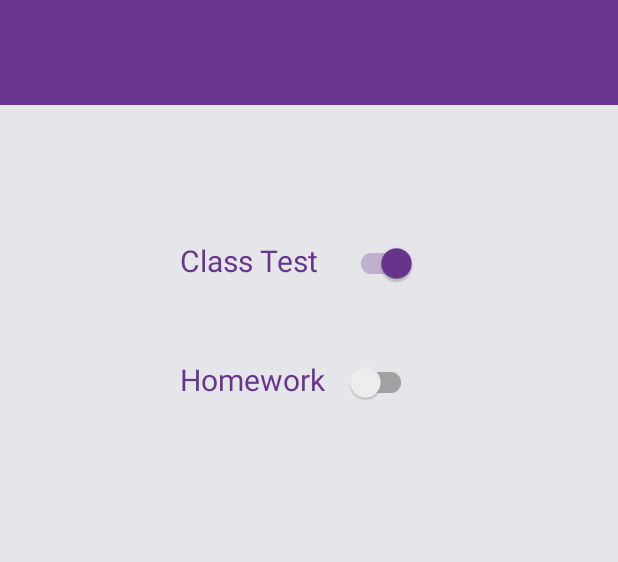
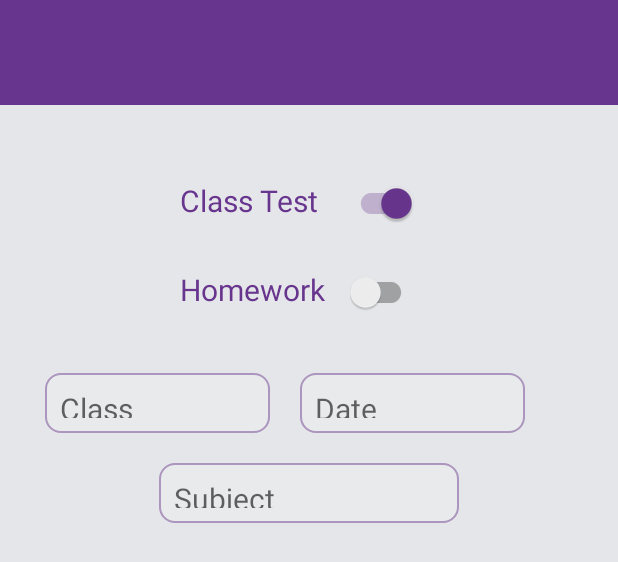
Before and after one commit to HappySanz/EduAppTeacher, an Android app: the layout create_test_homework.xml on its own in the app's theme, with its tools: preview values and no code run, on a phone screen of 412 x 824 dp. Shown: the top 562 px of the screen. Run offline under Robolectric (Android 15) with nearby library versions, the phone set to English and light mode, and no system bars.

Commit message:
Screen Design

```diff
--- a/app/src/main/res/layout/create_test_homework.xml
+++ b/app/src/main/res/layout/create_test_homework.xml
@@ -19,7 +19,7 @@
         <TextView
             android:layout_width="wrap_content"
             android:layout_height="wrap_content"
-            android:layout_marginTop="90sp"
+            android:layout_marginTop="50sp"
             android:layout_marginLeft="120sp"
             android:text="@string/class_t"
             android:textSize="20sp"
@@ -37,7 +37,7 @@
         <TextView
             android:layout_width="wrap_content"
             android:layout_height="wrap_content"
-            android:layout_marginTop="50sp"
+            android:layout_marginTop="30sp"
             android:layout_marginLeft="120sp"
             android:text="@string/homework"
             android:textSize="20sp"
@@ -52,5 +52,42 @@
             android:layout_marginTop="-25sp"
             android:theme="@style/MySwitchTheme"/>
 
+        <TextView
+            android:id="@+id/testdrop"
+            android:layout_width="150sp"
+            android:layout_height="40sp"
+            android:layout_marginLeft="30sp"
+            android:layout_marginTop="40sp"
+            android:background="@drawable/textcolorborder"
+            android:hint="Class"
+            android:textSize="20sp"
+            android:gravity="left|center_vertical"
+            android:padding="10sp"/>
+
+        <TextView
+            android:id="@+id/datedrop"
+            android:layout_width="150sp"
+            android:layout_height="40sp"
+            android:layout_marginLeft="200sp"
+            android:layout_marginTop="-40sp"
+            android:background="@drawable/textcolorborder"
+            android:hint="Date"
+            android:textSize="20sp"
+            android:gravity="left|center_vertical"
+            android:padding="10sp"/>
+
+        <TextView
+            android:id="@+id/subjectdrop"
+            android:layout_width="200sp"
+            android:layout_height="40sp"
+            android:layout_gravity="center_horizontal"
+            android:layout_marginTop="20sp"
+            android:background="@drawable/textcolorborder"
+            android:hint="Subject"
+            android:textSize="20sp"
+            android:gravity="left|center_vertical"
+            android:padding="10sp"/>
+
     </LinearLayout>
+
 </LinearLayout>
--- a/app/src/main/res/values/strings.xml
+++ b/app/src/main/res/values/strings.xml
@@ -40,7 +40,7 @@
     <!--Create or Review Test-->
     <!---->
     <string name="create">Create Class Test / Homework</string>
-    <string name="review">Review Class Test / Homework</string>
+    <string name="view">View Class Test / Homework</string>
     <string name="class_t">Class Test</string>
     <string name="homework">Homework</string>
 </resources>
```
Also changed, not shown: app/src/main/AndroidManifest.xml (+0 -7 lines), app/src/main/java/com/palprotech/eduappteacher/activity/ReviewTestHomework.java (deleted, +0 -19 lines), app/src/main/res/drawable/spinner_dropdown.xml (added, +23 -0 lines), app/src/main/res/layout/review_test_homework.xml (deleted, +0 -56 lines), app/src/main/res/drawable/spinner_down_arrow.png (added).
